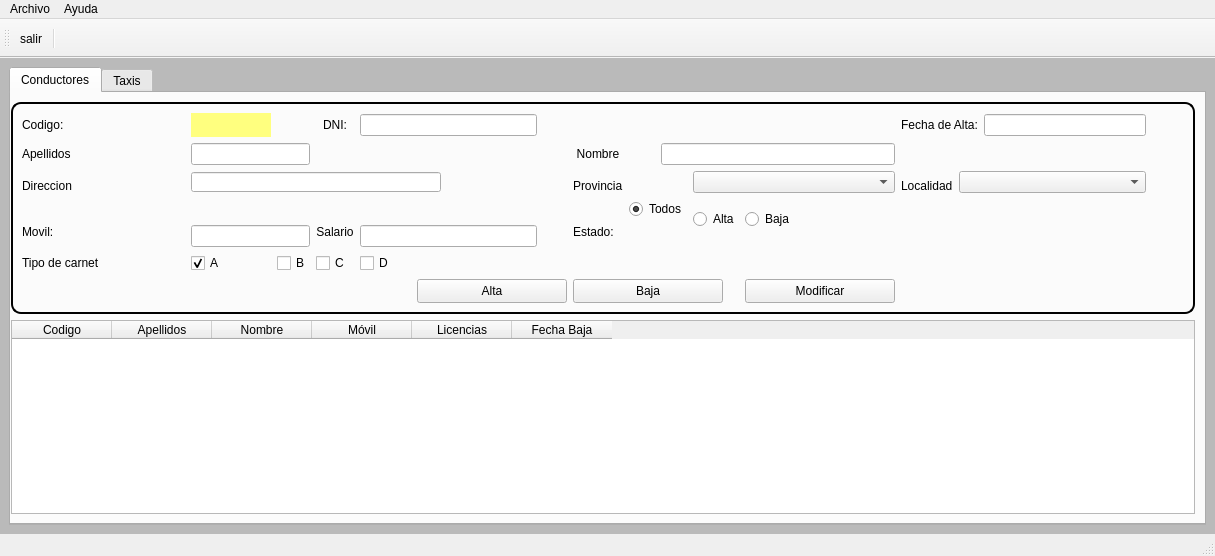
The window that templates/MainWindow.ui (javierlago/lagoamoedo) describes before a commit, drawn with Qt 5.
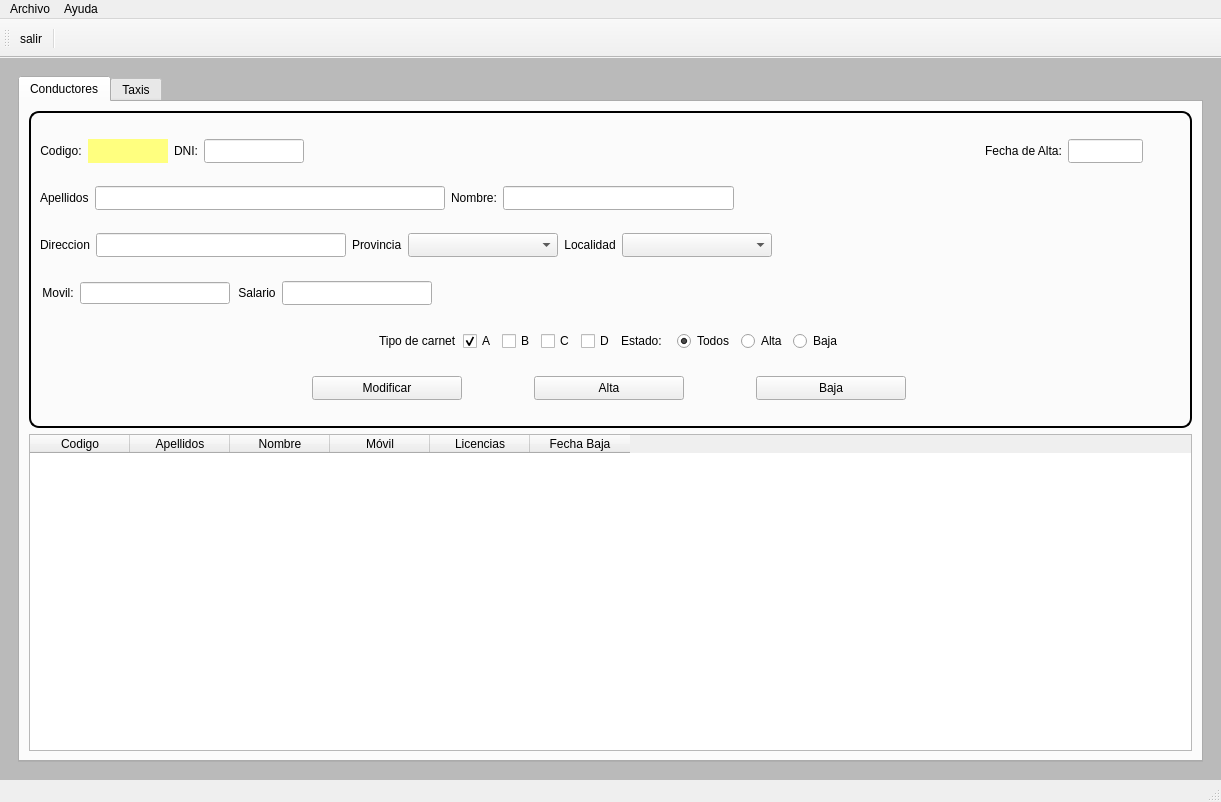
The same window after the commit. Icons and pictures are not drawn.

What changed in the file:
```diff
--- a/templates/MainWindow.ui
+++ b/templates/MainWindow.ui
@@ -9,8 +9,8 @@
    <rect>
     <x>0</x>
     <y>0</y>
-    <width>1215</width>
-    <height>507</height>
+    <width>1221</width>
+    <height>802</height>
    </rect>
   </property>
   <property name="sizePolicy">
@@ -27,8 +27,8 @@
   </property>
   <property name="maximumSize">
    <size>
-    <width>1215</width>
-    <height>507</height>
+    <width>1920</width>
+    <height>1080</height>
    </size>
   </property>
   <property name="windowTitle">
@@ -58,7 +58,7 @@
   </property>
   <widget class="QWidget" name="centralwidget">
    <property name="sizePolicy">
-    <sizepolicy hsizetype="MinimumExpanding" vsizetype="MinimumExpanding">
+    <sizepolicy hsizetype="Expanding" vsizetype="Expanding">
      <horstretch>0</horstretch>
      <verstretch>0</verstretch>
     </sizepolicy>
@@ -66,41 +66,20 @@
    <property name="contextMenuPolicy">
     <enum>Qt::NoContextMenu</enum>
    </property>
-   <layout class="QGridLayout" name="gridLayout" columnstretch="0" rowminimumheight="0" columnminimumwidth="0">
-    <property name="sizeConstraint">
-     <enum>QLayout::SetMinimumSize</enum>
-    </property>
-    <property name="leftMargin">
-     <number>9</number>
-    </property>
+   <layout class="QGridLayout" name="gridLayout">
     <item row="0" column="0">
      <widget class="QFrame" name="gridFrame">
       <property name="sizePolicy">
-       <sizepolicy hsizetype="MinimumExpanding" vsizetype="MinimumExpanding">
+       <sizepolicy hsizetype="Expanding" vsizetype="Expanding">
         <horstretch>0</horstretch>
         <verstretch>0</verstretch>
        </sizepolicy>
       </property>
-      <layout class="QGridLayout" name="_2">
-       <property name="leftMargin">
-        <number>0</number>
-       </property>
-       <property name="topMargin">
-        <number>0</number>
-       </property>
-       <property name="rightMargin">
-        <number>0</number>
-       </property>
-       <property name="bottomMargin">
-        <number>0</number>
-       </property>
-       <property name="spacing">
-        <number>0</number>
-       </property>
-       <item row="0" column="0">
+      <layout class="QVBoxLayout" name="verticalLayout_2">
+       <item>
         <widget class="QTabWidget" name="PanPrincipal">
          <property name="sizePolicy">
-          <sizepolicy hsizetype="MinimumExpanding" vsizetype="MinimumExpanding">
+          <sizepolicy hsizetype="Expanding" vsizetype="Expanding">
            <horstretch>0</horstretch>
            <verstretch>0</verstretch>
           </sizepolicy>
@@ -122,7 +101,7 @@
          </property>
          <widget class="QWidget" name="tabDrivers">
           <property name="sizePolicy">
-           <sizepolicy hsizetype="MinimumExpanding" vsizetype="MinimumExpanding">
+           <sizepolicy hsizetype="Expanding" vsizetype="Expanding">
             <horstretch>0</horstretch>
             <verstretch>0</verstretch>
            </sizepolicy>
@@ -137,13 +116,7 @@
            <string>Conductores</string>
           </attribute>
           <layout class="QGridLayout" name="gridLayout_2">
-           <property name="sizeConstraint">
-            <enum>QLayout::SetDefaultConstraint</enum>
-           </property>
-           <property name="leftMargin">
-            <number>0</number>
-           </property>
-           <item row="3" column="0">
+           <item row="1" column="0">
             <widget class="QTableWidget" name="tabDriver2">
              <property name="sizePolicy">
               <sizepolicy hsizetype="MinimumExpanding" vsizetype="MinimumExpanding">
@@ -195,21 +168,21 @@
              </column>
             </widget>
            </item>
-           <item row="2" column="0">
+           <item row="0" column="0">
             <widget class="QFrame" name="boxInfo">
              <property name="enabled">
               <bool>true</bool>
              </property>
              <property name="sizePolicy">
-              <sizepolicy hsizetype="Minimum" vsizetype="Minimum">
+              <sizepolicy hsizetype="Expanding" vsizetype="Expanding">
                <horstretch>0</horstretch>
                <verstretch>0</verstretch>
               </sizepolicy>
              </property>
              <property name="minimumSize">
               <size>
-               <width>0</width>
-               <height>0</height>
+               <width>1157</width>
+               <height>248</height>
               </size>
              </property>
              <property name="autoFillBackground">
@@ -230,9 +203,20 @@
              <property name="lineWidth">
               <number>5</number>
              </property>
-             <layout class="QGridLayout" name="gridLayout_3">
-              <item row="0" column="0">
+             <layout class="QVBoxLayout" name="verticalLayout">
+              <item>
+               <layout class="QHBoxLayout" name="horizontalLayout_7">
+                <property name="spacing">
+                 <number>6</number>
+                </property>
+                <item>
                <widget class="QLabel" name="lblCodigo">
+                  <property name="sizePolicy">
+                   <sizepolicy hsizetype="Fixed" vsizetype="Fixed">
+                    <horstretch>0</horstretch>
+                    <verstretch>0</verstretch>
+                   </sizepolicy>
+                  </property>
                 <property name="styleSheet">
                  <string notr="true"/>
                 </property>
@@ -240,11 +224,11 @@
                  <string>Codigo:</string>
                 </property>
                 <property name="alignment">
-                 <set>Qt::AlignLeading|Qt::AlignLeft|Qt::AlignVCenter</set>
+                   <set>Qt::AlignCenter</set>
                 </property>
                </widget>
               </item>
-              <item row="0" column="1">
+                <item>
                <widget class="QLabel" name="lblCodDB">
                 <property name="sizePolicy">
                  <sizepolicy hsizetype="MinimumExpanding" vsizetype="MinimumExpanding">
@@ -272,8 +256,14 @@
                 </property>
                </widget>
               </item>
-              <item row="0" column="3">
+                <item>
                <widget class="QLabel" name="lblDNI">
+                  <property name="sizePolicy">
+                   <sizepolicy hsizetype="Fixed" vsizetype="Fixed">
+                    <horstretch>0</horstretch>
+                    <verstretch>0</verstretch>
+                   </sizepolicy>
+                  </property>
                 <property name="text">
                  <string>DNI:</string>
                 </property>
@@ -282,20 +272,32 @@
                 </property>
                </widget>
               </item>
-              <item row="0" column="4" colspan="2">
+                <item>
                <widget class="QLineEdit" name="txtDni">
                 <property name="sizePolicy">
-                 <sizepolicy hsizetype="MinimumExpanding" vsizetype="Fixed">
+                   <sizepolicy hsizetype="Fixed" vsizetype="Fixed">
                   <horstretch>0</horstretch>
                   <verstretch>0</verstretch>
                  </sizepolicy>
                 </property>
+                  <property name="minimumSize">
+                   <size>
+                    <width>100</width>
+                    <height>24</height>
+                   </size>
+                  </property>
+                  <property name="maximumSize">
+                   <size>
+                    <width>100</width>
+                    <height>24</height>
+                   </size>
+                  </property>
                 <property name="maxLength">
                  <number>9</number>
                 </property>
                </widget>
               </item>
-              <item row="0" column="6">
+                <item>
                <widget class="QLabel" name="lblCheckDNI">
                 <property name="sizePolicy">
                  <sizepolicy hsizetype="MinimumExpanding" vsizetype="MinimumExpanding">
@@ -334,8 +336,27 @@
                 </property>
                </widget>
               </item>
-              <item row="0" column="12" colspan="2">
+                <item>
+                 <spacer name="horizontalSpacer">
+                  <property name="orientation">
+                   <enum>Qt::Horizontal</enum>
+                  </property>
+                  <property name="sizeHint" stdset="0">
+                   <size>
+                    <width>568</width>
+                    <height>24</height>
+                   </size>
+                  </property>
+                 </spacer>
+                </item>
+                <item>
                <widget class="QLabel" name="tltDate">
+                  <property name="sizePolicy">
+                   <sizepolicy hsizetype="Fixed" vsizetype="Fixed">
+                    <horstretch>0</horstretch>
+                    <verstretch>0</verstretch>
+                   </sizepolicy>
+                  </property>
                 <property name="styleSheet">
                  <string notr="true"/>
                 </property>
@@ -347,10 +368,29 @@
                 </property>
                </widget>
               </item>
-              <item row="0" column="14">
-               <widget class="QLineEdit" name="txtDate"/>
-              </item>
-              <item row="0" column="15">
+                <item>
+                 <widget class="QLineEdit" name="txtDate">
+                  <property name="sizePolicy">
+                   <sizepolicy hsizetype="Fixed" vsizetype="Fixed">
+                    <horstretch>0</horstretch>
+                    <verstretch>0</verstretch>
+                   </sizepolicy>
+                  </property>
+                  <property name="minimumSize">
+                   <size>
+                    <width>75</width>
+                    <height>24</height>
+                   </size>
+                  </property>
+                  <property name="maximumSize">
+                   <size>
+                    <width>75</width>
+                    <height>24</height>
+                   </size>
+                  </property>
+                 </widget>
+                </item>
+                <item>
                <widget class="QPushButton" name="btnCalendar">
                 <property name="styleSheet">
                  <string notr="true">border-radius:2px;
@@ -371,10 +411,17 @@
                 </property>
                </widget>
               </item>
-              <item row="1" column="0">
+               </layout>
+              </item>
+              <item>
+               <layout class="QHBoxLayout" name="horizontalLayout_8">
+                <property name="sizeConstraint">
+                 <enum>QLayout::SetMinAndMaxSize</enum>
+                </property>
+                <item>
                <widget class="QLabel" name="lblSurname">
                 <property name="sizePolicy">
-                 <sizepolicy hsizetype="MinimumExpanding" vsizetype="Preferred">
+                   <sizepolicy hsizetype="Fixed" vsizetype="Fixed">
                   <horstretch>0</horstretch>
                   <verstretch>0</verstretch>
                  </sizepolicy>
@@ -390,34 +437,88 @@
                 </property>
                </widget>
               </item>
-              <item row="1" column="1" colspan="2">
+                <item>
                <widget class="QLineEdit" name="txtDni_2">
                 <property name="sizePolicy">
-                 <sizepolicy hsizetype="Expanding" vsizetype="Fixed">
+                   <sizepolicy hsizetype="Fixed" vsizetype="Fixed">
                   <horstretch>0</horstretch>
                   <verstretch>0</verstretch>
                  </sizepolicy>
                 </property>
-               </widget>
-              </item>
-              <item row="1" column="7">
+                  <property name="minimumSize">
+                   <size>
+                    <width>350</width>
+                    <height>24</height>
+                   </size>
+                  </property>
+                 </widget>
+                </item>
+                <item>
                <widget class="QLabel" name="lblName">
+                  <property name="sizePolicy">
+                   <sizepolicy hsizetype="Fixed" vsizetype="Fixed">
+                    <horstretch>0</horstretch>
+                    <verstretch>0</verstretch>
+                   </sizepolicy>
+                  </property>
                 <property name="styleSheet">
                  <string notr="true"/>
                 </property>
                 <property name="text">
-                 <string>&lt;html&gt;&lt;head/&gt;&lt;body&gt;&lt;p&gt;Nombre&lt;/p&gt;&lt;/body&gt;&lt;/html&gt;</string>
+                   <string>&lt;html&gt;&lt;head/&gt;&lt;body&gt;&lt;p&gt;Nombre:&lt;/p&gt;&lt;/body&gt;&lt;/html&gt;</string>
                 </property>
                 <property name="alignment">
                  <set>Qt::AlignCenter</set>
                 </property>
                </widget>
               </item>
-              <item row="1" column="9" colspan="3">
-               <widget class="QLineEdit" name="txtNombre"/>
-              </item>
-              <item row="2" column="0">
+                <item>
+                 <widget class="QLineEdit" name="txtNombre">
+                  <property name="sizePolicy">
+                   <sizepolicy hsizetype="Fixed" vsizetype="Fixed">
+                    <horstretch>0</horstretch>
+                    <verstretch>0</verstretch>
+                   </sizepolicy>
+                  </property>
+                  <property name="minimumSize">
+                   <size>
+                    <width>231</width>
+                    <height>24</height>
+                   </size>
+                  </property>
+                  <property name="maximumSize">
+                   <size>
+                    <width>231</width>
+                    <height>24</height>
+                   </size>
+                  </property>
+                 </widget>
+                </item>
+                <item>
+                 <spacer name="horizontalSpacer_2">
+                  <property name="orientation">
+                   <enum>Qt::Horizontal</enum>
+                  </property>
+                  <property name="sizeHint" stdset="0">
+                   <size>
+                    <width>448</width>
+                    <height>20</height>
+                   </size>
+                  </property>
+                 </spacer>
+                </item>
+               </layout>
+              </item>
+              <item>
+               <layout class="QHBoxLayout" name="horizontalLayout_9">
+                <item>
                <widget class="QLabel" name="lblStreet">
+                  <property name="sizePolicy">
+                   <sizepolicy hsizetype="Fixed" vsizetype="Fixed">
+                    <horstretch>0</horstretch>
+                    <verstretch>0</verstretch>
+                   </sizepolicy>
+                  </property>
                 <property name="styleSheet">
                  <string notr="true"/>
                 </property>
@@ -429,24 +530,36 @@
                 </property>
                </widget>
               </item>
-              <item row="2" column="1" colspan="5">
+                <item>
                <widget class="QLineEdit" name="txtDireccion">
+                  <property name="sizePolicy">
+                   <sizepolicy hsizetype="Fixed" vsizetype="Fixed">
+                    <horstretch>0</horstretch>
+                    <verstretch>0</verstretch>
+                   </sizepolicy>
+                  </property>
                 <property name="minimumSize">
                  <size>
                   <width>250</width>
-                  <height>20</height>
+                    <height>24</height>
                  </size>
                 </property>
                 <property name="maximumSize">
                  <size>
-                  <width>250</width>
-                  <height>20</height>
+                    <width>400</width>
+                    <height>24</height>
                  </size>
                 </property>
                </widget>
               </item>
-              <item row="2" column="7">
+                <item>
                <widget class="QLabel" name="lblProvincia">
+                  <property name="sizePolicy">
+                   <sizepolicy hsizetype="Fixed" vsizetype="Fixed">
+                    <horstretch>0</horstretch>
+                    <verstretch>0</verstretch>
+                   </sizepolicy>
+                  </property>
                 <property name="styleSheet">
                  <string notr="true"/>
                 </property>
@@ -458,11 +571,24 @@
                 </property>
                </widget>
               </item>
-              <item row="2" column="10" colspan="2">
-               <widget class="QComboBox" name="cmbProvincia"/>
-              </item>
-              <item row="2" column="12">
+                <item>
+                 <widget class="QComboBox" name="cmbProvincia">
+                  <property name="minimumSize">
+                   <size>
+                    <width>150</width>
+                    <height>24</height>
+                   </size>
+                  </property>
+                 </widget>
+                </item>
+                <item>
                <widget class="QLabel" name="lblLocalidad">
+                  <property name="sizePolicy">
+                   <sizepolicy hsizetype="Fixed" vsizetype="Fixed">
+                    <horstretch>0</horstretch>
+                    <verstretch>0</verstretch>
+                   </sizepolicy>
+                  </property>
                 <property name="styleSheet">
                  <string notr="true"/>
                 </property>
@@ -470,63 +596,65 @@
                  <string>Localidad</string>
                 </property>
                 <property name="alignment">
-                 <set>Qt::AlignBottom|Qt::AlignLeading|Qt::AlignLeft</set>
+                   <set>Qt::AlignHCenter|Qt::AlignTop</set>
                 </property>
                </widget>
               </item>
-              <item row="2" column="13" colspan="2">
-               <widget class="QComboBox" name="cmbLocalidad"/>
-              </item>
-              <item row="3" column="8" colspan="2">
-               <widget class="QRadioButton" name="rbtTodos">
-                <property name="sizePolicy">
-                 <sizepolicy hsizetype="Fixed" vsizetype="Fixed">
-                  <horstretch>0</horstretch>
-                  <verstretch>0</verstretch>
-                 </sizepolicy>
-                </property>
-                <property name="text">
-                 <string>Todos</string>
-                </property>
-                <property name="checked">
-                 <bool>true</bool>
-                </property>
-                <attribute name="buttonGroup">
-                 <string notr="true">buttonGroup</string>
-                </attribute>
-               </widget>
-              </item>
-              <item row="3" column="10" rowspan="2">
-               <widget class="QRadioButton" name="rbtAlta">
-                <property name="sizePolicy">
-                 <sizepolicy hsizetype="Fixed" vsizetype="Fixed">
-                  <horstretch>0</horstretch>
-                  <verstretch>0</verstretch>
-                 </sizepolicy>
-                </property>
-                <property name="text">
-                 <string>Alta</string>
-                </property>
-                <attribute name="buttonGroup">
-                 <string notr="true">buttonGroup</string>
-                </attribute>
-               </widget>
-              </item>
-              <item row="3" column="11" rowspan="2">
-               <widget class="QRadioButton" name="rbtBaja">
-                <property name="text">
-                 <string>Baja</string>
-                </property>
-                <property name="checked">
-                 <bool>false</bool>
-                </property>
-                <attribute name="buttonGroup">
-                 <string notr="true">buttonGroup</string>
-                </attribute>
-               </widget>
-              </item>
-              <item row="4" column="0">
+                <item>
+                 <widget class="QComboBox" name="cmbLocalidad">
+                  <property name="minimumSize">
+                   <size>
+                    <width>150</width>
+                    <height>24</height>
+                   </size>
+                  </property>
+                 </widget>
+                </item>
+                <item>
+                 <spacer name="horizontalSpacer_3">
+                  <property name="orientation">
+                   <enum>Qt::Horizontal</enum>
+                  </property>
+                  <property name="sizeHint" stdset="0">
+                   <size>
+                    <width>258</width>
+                    <height>20</height>
+                   </size>
+                  </property>
+                 </spacer>
+                </item>
+               </layout>
+              </item>
+              <item>
+               <layout class="QHBoxLayout" name="horizontalLayout_11">
+                <item>
+                 <layout class="QHBoxLayout" name="horizontalLayout_5" stretch="0,2">
+                  <property name="spacing">
+                   <number>6</number>
+                  </property>
+                  <property name="sizeConstraint">
+                   <enum>QLayout::SetFixedSize</enum>
+                  </property>
+                  <property name="leftMargin">
+                   <number>2</number>
+                  </property>
+                  <property name="topMargin">
+                   <number>2</number>
+                  </property>
+                  <property name="rightMargin">
+                   <number>2</number>
+                  </property>
+                  <property name="bottomMargin">
+                   <number>2</number>
+                  </property>
+                  <item>
                <widget class="QLabel" name="lblMovil">
+                    <property name="sizePolicy">
+                     <sizepolicy hsizetype="Fixed" vsizetype="Fixed">
+                      <horstretch>0</horstretch>
+                      <verstretch>0</verstretch>
+                     </sizepolicy>
+                    </property>
                 <property name="styleSheet">
                  <string notr="true"/>
                 </property>
@@ -534,15 +662,38 @@
                  <string>Movil:</string>
                 </property>
                 <property name="alignment">
-                 <set>Qt::AlignBottom|Qt::AlignLeading|Qt::AlignLeft</set>
+                     <set>Qt::AlignCenter</set>
                 </property>
                </widget>
               </item>
-              <item row="4" column="1" rowspan="2" colspan="2">
-               <widget class="QLineEdit" name="txtMovil"/>
-              </item>
-              <item row="4" column="3">
+                  <item>
+                   <widget class="QLineEdit" name="txtMovil">
+                    <property name="minimumSize">
+                     <size>
+                      <width>150</width>
+                      <height>0</height>
+                     </size>
+                    </property>
+                    <property name="maximumSize">
+                     <size>
+                      <width>150</width>
+                      <height>24</height>
+                     </size>
+                    </property>
+                   </widget>
+                  </item>
+                 </layout>
+                </item>
+                <item>
+                 <layout class="QHBoxLayout" name="horizontalLayout_6">
+                  <item>
                <widget class="QLabel" name="lblSalario">
+                    <property name="sizePolicy">
+                     <sizepolicy hsizetype="Fixed" vsizetype="Fixed">
+                      <horstretch>0</horstretch>
+                      <verstretch>0</verstretch>
+                     </sizepolicy>
+                    </property>
                 <property name="styleSheet">
                  <string notr="true"/>
                 </property>
@@ -554,8 +705,20 @@
                 </property>
                </widget>
               </item>
-              <item row="4" column="4" rowspan="2" colspan="2">
+                  <item>
                <widget class="QLineEdit" name="txtSalario">
+                    <property name="minimumSize">
+                     <size>
+                      <width>150</width>
+                      <height>24</height>
+                     </size>
+                    </property>
+                    <property name="maximumSize">
+                     <size>
+                      <width>150</width>
+                      <height>24</height>
+                     </size>
+                    </property>
                 <property name="text">
                  <string/>
                 </property>
@@ -564,52 +727,50 @@
                 </property>
                </widget>
               </item>
-              <item row="4" column="6">
-               <widget class="QLabel" name="lblTxt">
-                <property name="text">
-                 <string/>
-                </property>
-                <property name="pixmap">
-                 <pixmap>img/euro.png</pixmap>
-                </property>
-                <property name="scaledContents">
-                 <bool>true</bool>
-                </property>
-               </widget>
-              </item>
-              <item row="4" column="7" colspan="2">
-               <widget class="QLabel" name="label">
-                <property name="sizePolicy">
-                 <sizepolicy hsizetype="Minimum" vsizetype="Fixed">
-                  <horstretch>0</horstretch>
-                  <verstretch>0</verstretch>
-                 </sizepolicy>
-                </property>
-                <property name="minimumSize">
+                 </layout>
+                </item>
+                <item>
+                 <spacer name="horizontalSpacer_6">
+                  <property name="orientation">
+                   <enum>Qt::Horizontal</enum>
+                  </property>
+                  <property name="sizeHint" stdset="0">
                  <size>
-                  <width>50</width>
-                  <height>0</height>
-                 </size>
-                </property>
-                <property name="maximumSize">
+                    <width>748</width>
+                    <height>20</height>
+                   </size>
+                  </property>
+                 </spacer>
+                </item>
+               </layout>
+              </item>
+              <item>
+               <layout class="QHBoxLayout" name="horizontalLayout_10">
+                <item>
+                 <spacer name="horizontalSpacer_7">
+                  <property name="orientation">
+                   <enum>Qt::Horizontal</enum>
+                  </property>
+                  <property name="sizeHint" stdset="0">
                  <size>
-                  <width>50</width>
+                    <width>300</width>
                   <height>24</height>
                  </size>
                 </property>
-                <property name="text">
-                 <string>Estado:</string>
-                </property>
-               </widget>
-              </item>
-              <item row="6" column="0">
+                 </spacer>
+                </item>
+                <item>
+                 <layout class="QHBoxLayout" name="horizontalLayout_4">
+                  <item>
+                   <layout class="QHBoxLayout" name="horizontalLayout_2">
+                    <item>
                <widget class="QLabel" name="lblCarnet">
                 <property name="text">
                  <string>Tipo de carnet</string>
                 </property>
                </widget>
               </item>
-              <item row="6" column="1">
+                    <item>
                <widget class="QCheckBox" name="chkA">
                 <property name="text">
                  <string>A</string>
@@ -619,78 +780,145 @@
                 </property>
                </widget>
               </item>
-              <item row="6" column="2">
+                    <item>
                <widget class="QCheckBox" name="chkB">
                 <property name="text">
                  <string>B</string>
                 </property>
                </widget>
               </item>
-              <item row="6" column="3">
+                    <item>
                <widget class="QCheckBox" name="chkC">
                 <property name="text">
                  <string>C</string>
                 </property>
                </widget>
               </item>
-              <item row="6" column="4">
+                    <item>
                <widget class="QCheckBox" name="chkD">
                 <property name="text">
                  <string>D</string>
                 </property>
                </widget>
               </item>
-              <item row="7" column="5" colspan="2">
-               <widget class="QPushButton" name="btnaltaDriver">
+                   </layout>
+                  </item>
+                  <item>
+                   <layout class="QHBoxLayout" name="horizontalLayout_3">
+                    <item>
+                     <widget class="QLabel" name="label">
                 <property name="sizePolicy">
-                 <sizepolicy hsizetype="MinimumExpanding" vsizetype="MinimumExpanding">
+                       <sizepolicy hsizetype="Minimum" vsizetype="Fixed">
                   <horstretch>0</horstretch>
                   <verstretch>0</verstretch>
                  </sizepolicy>
                 </property>
                 <property name="minimumSize">
                  <size>
-                  <width>150</width>
-                  <height>24</height>
+                        <width>50</width>
+                        <height>0</height>
                  </size>
                 </property>
                 <property name="maximumSize">
                  <size>
-                  <width>150</width>
+                        <width>50</width>
                   <height>24</height>
                  </size>
+                      </property>
+                      <property name="text">
+                       <string>Estado:</string>
+                      </property>
+                     </widget>
+                    </item>
+                    <item>
+                     <widget class="QRadioButton" name="rbtTodos">
+                      <property name="sizePolicy">
+                       <sizepolicy hsizetype="Fixed" vsizetype="Fixed">
+                        <horstretch>0</horstretch>
+                        <verstretch>0</verstretch>
+                       </sizepolicy>
+                      </property>
+                      <property name="text">
+                       <string>Todos</string>
+                      </property>
+                      <property name="checked">
+                       <bool>true</bool>
+                      </property>
+                      <attribute name="buttonGroup">
+                       <string notr="true">buttonGroup</string>
+                      </attribute>
+                     </widget>
+                    </item>
+                    <item>
+                     <widget class="QRadioButton" name="rbtAlta">
+                      <property name="sizePolicy">
+                       <sizepolicy hsizetype="Fixed" vsizetype="Fixed">
+                        <horstretch>0</horstretch>
+                        <verstretch>0</verstretch>
+                       </sizepolicy>
                 </property>
                 <property name="text">
                  <string>Alta</string>
                 </property>
-               </widget>
-              </item>
-              <item row="7" column="7" colspan="4">
-               <widget class="QPushButton" name="btnBajaDriver">
-                <property name="sizePolicy">
-                 <sizepolicy hsizetype="MinimumExpanding" vsizetype="MinimumExpanding">
-                  <horstretch>0</horstretch>
-                  <verstretch>0</verstretch>
-                 </sizepolicy>
-                </property>
-                <property name="minimumSize">
-                 <size>
-                  <width>150</width>
-                  <height>24</height>
-                 </size>
-                </property>
-                <property name="maximumSize">
-                 <size>
-                  <width>150</width>
-                  <height>24</height>
-                 </size>
-                </property>
+                      <attribute name="buttonGroup">
+                       <string notr="true">buttonGroup</string>
+                      </attribute>
+                     </widget>
+                    </item>
+                    <item>
+                     <widget class="QRadioButton" name="rbtBaja">
                 <property name="text">
                  <string>Baja</string>
                 </property>
-               </widget>
-              </item>
-              <item row="7" column="11">
+                      <property name="checked">
+                       <bool>false</bool>
+                      </property>
+                      <attribute name="buttonGroup">
+                       <string notr="true">buttonGroup</string>
+                      </attribute>
+                     </widget>
+                    </item>
+                   </layout>
+                  </item>
+                 </layout>
+                </item>
+                <item>
+                 <spacer name="horizontalSpacer_8">
+                  <property name="orientation">
+                   <enum>Qt::Horizontal</enum>
+                  </property>
+                  <property name="sizeHint" stdset="0">
+                   <size>
+                    <width>300</width>
+                    <height>24</height>
+                   </size>
+                  </property>
+                 </spacer>
+                </item>
+               </layout>
+              </item>
+              <item>
+               <layout class="QHBoxLayout" name="horizontalLayout" stretch="0,0,0,0,0">
+                <property name="spacing">
+                 <number>0</number>
+                </property>
+                <item>
+                 <spacer name="horizontalSpacer_4">
+                  <property name="orientation">
+                   <enum>Qt::Horizontal</enum>
+                  </property>
+                  <property name="sizeType">
+                   <enum>QSizePolicy::Fixed</enum>
+                  </property>
+                  <property name="sizeHint" stdset="0">
+                   <size>
+                    <width>200</width>
+                    <height>20</height>
+                   </size>
+                  </property>
+                 </spacer>
+                </item>
+                <item>
                <widget class="QPushButton" name="btnModifDriver">
                 <property name="enabled">
                  <bool>true</bool>
@@ -721,6 +949,74 @@
                 </property>
                </widget>
               </item>
+                <item>
+                 <widget class="QPushButton" name="btnaltaDriver">
+                  <property name="sizePolicy">
+                   <sizepolicy hsizetype="MinimumExpanding" vsizetype="MinimumExpanding">
+                    <horstretch>0</horstretch>
+                    <verstretch>0</verstretch>
+                   </sizepolicy>
+                  </property>
+                  <property name="minimumSize">
+                   <size>
+                    <width>150</width>
+                    <height>24</height>
+                   </size>
+                  </property>
+                  <property name="maximumSize">
+                   <size>
+                    <width>150</width>
+                    <height>24</height>
+                   </size>
+                  </property>
+                  <property name="text">
+                   <string>Alta</string>
+                  </property>
+                 </widget>
+                </item>
+                <item>
+                 <widget class="QPushButton" name="btnBajaDriver">
+                  <property name="sizePolicy">
+                   <sizepolicy hsizetype="MinimumExpanding" vsizetype="MinimumExpanding">
+                    <horstretch>0</horstretch>
+                    <verstretch>0</verstretch>
+                   </sizepolicy>
+                  </property>
+                  <property name="minimumSize">
+                   <size>
+                    <width>150</width>
+                    <height>24</height>
+                   </size>
+                  </property>
+                  <property name="maximumSize">
+                   <size>
+                    <width>150</width>
+                    <height>24</height>
+                   </size>
+                  </property>
+                  <property name="text">
+                   <string>Baja</string>
+                  </property>
+                 </widget>
+                </item>
+                <item>
+                 <spacer name="horizontalSpacer_5">
+                  <property name="orientation">
+                   <enum>Qt::Horizontal</enum>
+                  </property>
+                  <property name="sizeType">
+                   <enum>QSizePolicy::Fixed</enum>
+                  </property>
+                  <property name="sizeHint" stdset="0">
+                   <size>
+                    <width>200</width>
+                    <height>20</height>
+                   </size>
+                  </property>
+                 </spacer>
+                </item>
+               </layout>
+              </item>
              </layout>
             </widget>
            </item>
@@ -744,7 +1040,7 @@
     <rect>
      <x>0</x>
      <y>0</y>
-     <width>1215</width>
+     <width>1221</width>
      <height>21</height>
     </rect>
    </property>
```
Left out of the diff: 1 changed line with no effect on the pictures. Lines whose indentation alone changed are shown as unchanged.
